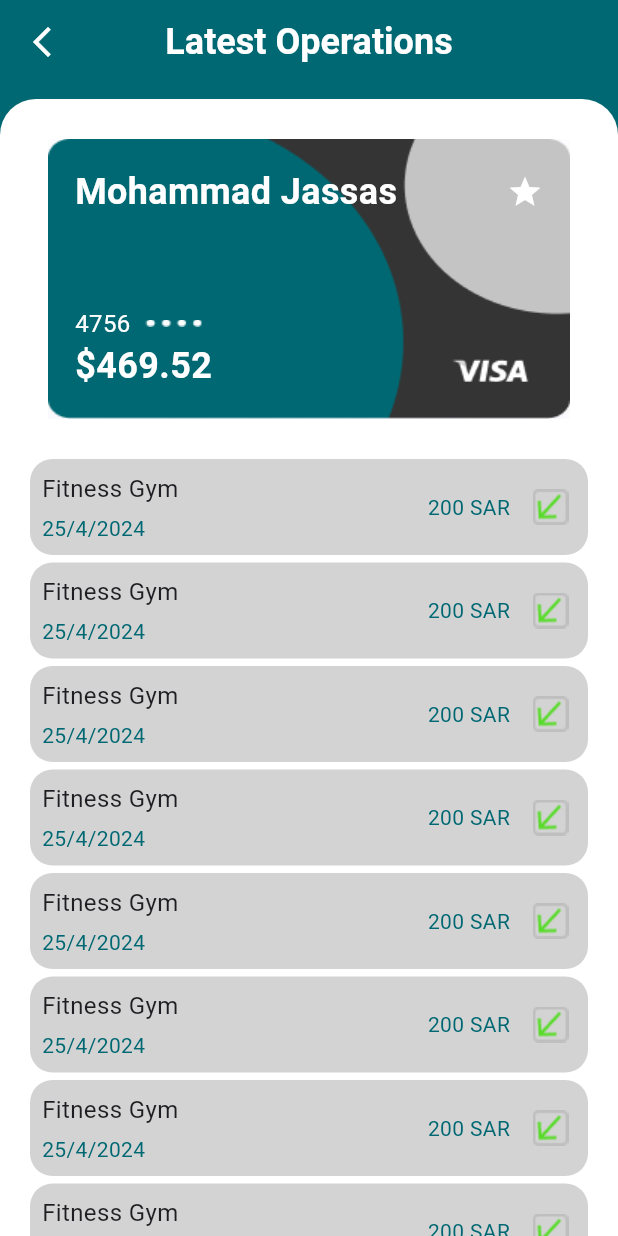
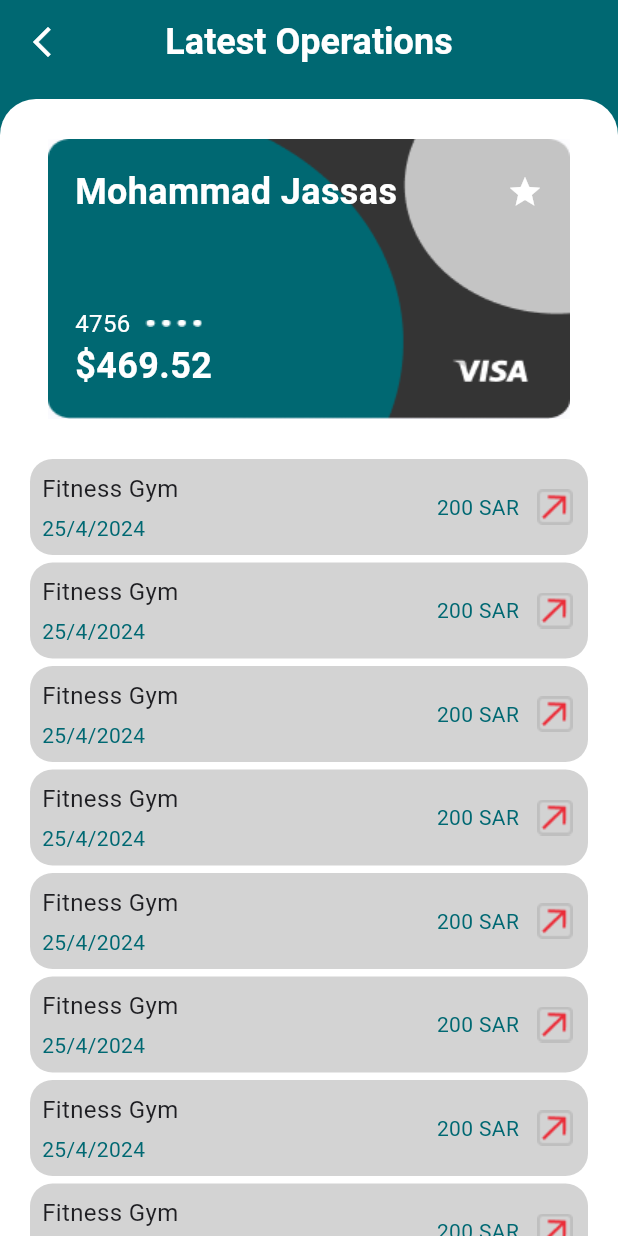
Before and after one commit to mostafamo7amed/UQPay, a Flutter app: the LatestOperationView screen opened directly, on a phone screen of 412 x 824 dp. Run offline on Flutter 3.47's test engine with Material 3 defaults, Android fonts, the light colour scheme and no system bars; our stand-ins replace carousel_slider, flutter_bloc, go_router, percent_indicator, persistent_bottom_nav_bar.

Commit message:
refactor app

```diff
--- a/lib/feature/card/presentation/view/widgets/card/latest_operation.dart
+++ b/lib/feature/card/presentation/view/widgets/card/latest_operation.dart
@@ -107,7 +107,7 @@ class LatestOperationView extends StatelessWidget {
                                           children: [
                                             Image.asset(
                                                 AssetsData.containerTransfer),
-                                            Image.asset(AssetsData.inTransfer),
+                                            Image.asset(AssetsData.outTransfer),
                                           ],
                                         ),
                                       ],
--- a/lib/feature/home/presentation/view/widgets/save_account/target_graph_view.dart
+++ b/lib/feature/home/presentation/view/widgets/save_account/target_graph_view.dart
@@ -26,8 +26,7 @@ class TargetGraphView extends StatelessWidget {
               )),
           title: Text(
             'Target Details',
-            style:
-                  Styles.textStyle24.copyWith(
+            style: Styles.textStyle24.copyWith(
                 color: AppColor.wihteColor, fontWeight: FontWeight.bold),
           ),
           centerTitle: true,
@@ -83,7 +82,7 @@ class TargetGraphView extends StatelessWidget {
                           height: 20,
                         ),
                         CircularPercentIndicator(
-                          radius: MediaQuery.of(context).size.width/3,
+                          radius: MediaQuery.of(context).size.width / 3,
                           lineWidth: 25.0,
                           animation: true,
                           animationDuration: 1000,
@@ -96,7 +95,6 @@ class TargetGraphView extends StatelessWidget {
                           ),
                           circularStrokeCap: CircularStrokeCap.round,
                           progressColor: AppColor.primaryColor,
-
                         ),
                       ],
                     ),
--- a/lib/feature/profile/presentation/view/widgets/profile_info_view.dart
+++ b/lib/feature/profile/presentation/view/widgets/profile_info_view.dart
@@ -79,7 +79,7 @@ class ProfileInfoView extends StatelessWidget {
                           padding: const EdgeInsets.all(15),
                           width: MediaQuery.of(context).size.width,
                           decoration: BoxDecoration(
-                            color: AppColor.lightgrayColor,
+                            color: AppColor.lightgrayColor.withOpacity(0.3),
                             borderRadius: const BorderRadiusDirectional.all(
                               Radius.circular(10),
                             ),
```
